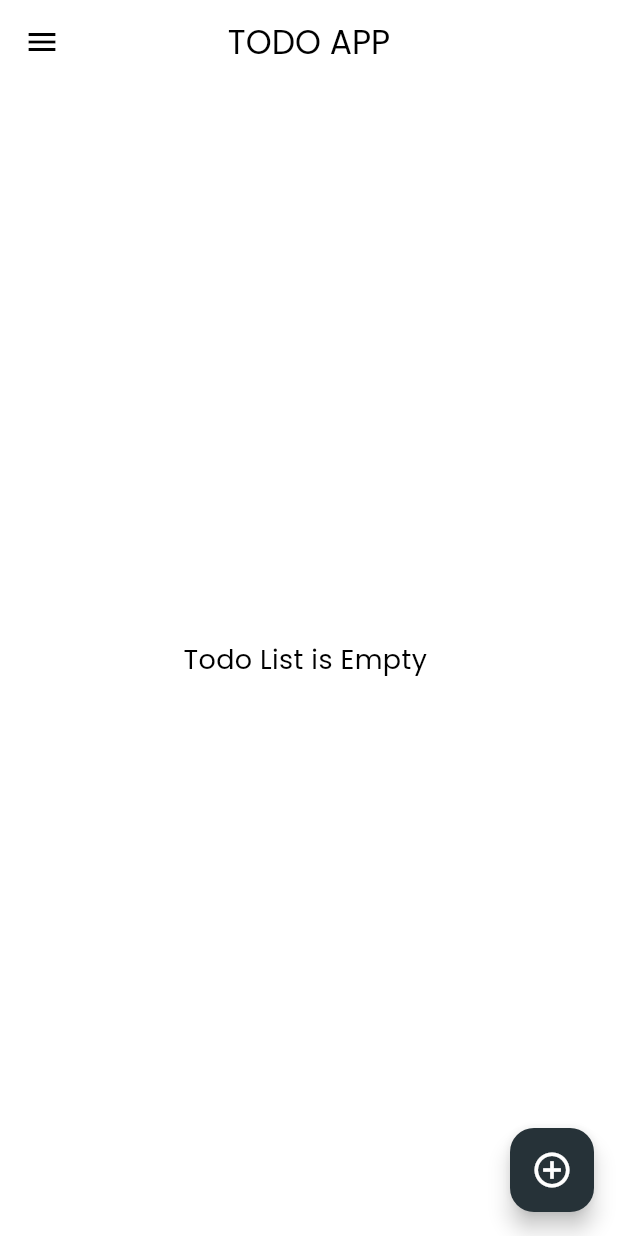
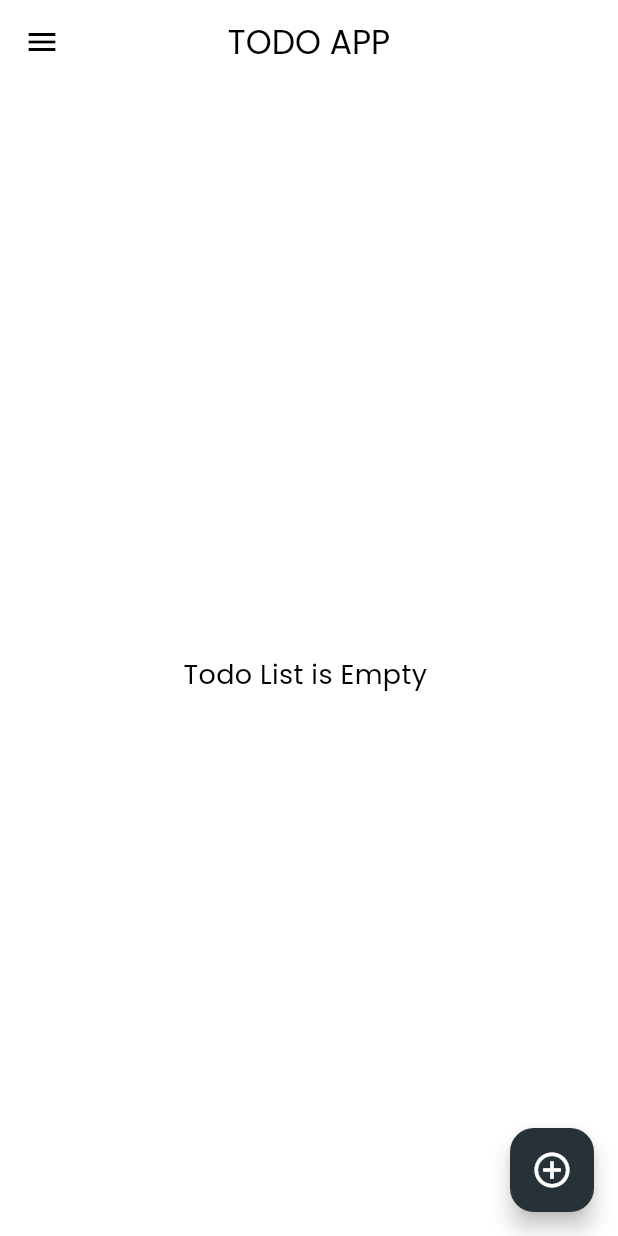
Before and after one commit to akoadwin/Todo-Flutter-App, a Flutter app: the screen it shows after launch, on a phone screen of 412 x 824 dp. Run offline on Flutter 3.47's test engine with Material 3 defaults, Android fonts, the phone set to English and light mode, and no system bars; our stand-ins replace feather_icons, google_fonts, shared_preferences.

Commit message:
Final Commit

```diff
--- a/lib/widgets/todo_list.dart
+++ b/lib/widgets/todo_list.dart
@@ -17,7 +17,9 @@ class TodoListBuilder extends StatefulWidget {
 class _TodoListBuilderState extends State<TodoListBuilder> {
   @override
   Widget build(BuildContext context) {
-    return (widget.todoList.isEmpty)
+    return Container(
+      padding: const EdgeInsets.only(top: 20),
+      child: (widget.todoList.isEmpty)
           ? const Center(
               child: Text(
                 "Todo List is Empty ",
@@ -57,6 +59,7 @@ class _TodoListBuilderState extends State<TodoListBuilder> {
                   ),
                   key: UniqueKey(),
                   child: ListTile(
+                    // tileColor: Colors.blueGrey.shade100,
                     onTap: () {
                       showModalBottomSheet(
                           context: context,
@@ -83,6 +86,7 @@ class _TodoListBuilderState extends State<TodoListBuilder> {
                     title: Text(widget.todoList[index]),
                   ),
                 );
-            });
+              }),
+    );
   }
 }
```
Also changed, not shown: lib/main_screen.dart (+6 -2 lines). Lines whose indentation alone changed are shown as unchanged.
